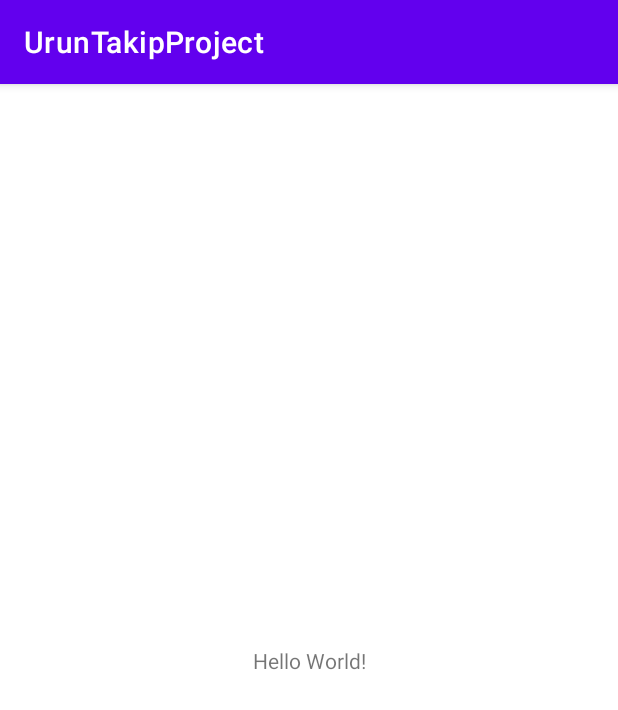
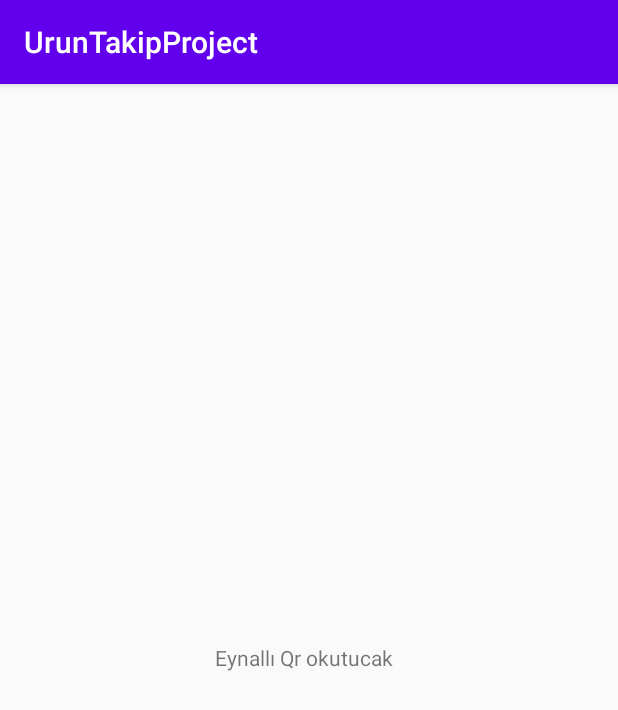
Before and after one commit to eminsahin21/UrunTakipProject, an Android app: the screen it shows after launch (MainActivity), on a phone screen of 412 x 824 dp. Shown: the top 710 px of the screen. Run offline under Robolectric (Android 15) with nearby library versions, the phone set to English and light mode, and no system bars.

Commit message:
No action bar and apply the dsk verison of 34

```diff
--- a/app/build.gradle
+++ b/app/build.gradle
@@ -4,7 +4,7 @@ plugins {
 }
 
 android {
-    compileSdk 33
+    compileSdk 34
 
     defaultConfig {
         applicationId "com.example.uruntakipproject"
--- a/app/src/main/res/layout/activity_main.xml
+++ b/app/src/main/res/layout/activity_main.xml
@@ -7,9 +7,9 @@
     tools:context=".MainActivity">
 
     <TextView
-        android:layout_width="wrap_content"
-        android:layout_height="wrap_content"
-        android:text="Hello World!"
+        android:layout_width="126dp"
+        android:layout_height="23dp"
+        android:text="Eynallı Qr okutucak"
         app:layout_constraintBottom_toBottomOf="parent"
         app:layout_constraintEnd_toEndOf="parent"
         app:layout_constraintStart_toStartOf="parent"
--- a/app/src/main/res/values-night/themes.xml
+++ b/app/src/main/res/values-night/themes.xml
@@ -1,6 +1,6 @@
 <resources xmlns:tools="http://schemas.android.com/tools">
     <!-- Base application theme. -->
-    <style name="Theme.UrunTakipProject" parent="Theme.MaterialComponents.DayNight.DarkActionBar">
+    <style name="Theme.UrunTakipProject" parent="Theme.AppCompat.DayNight.DarkActionBar">
         <!-- Primary brand color. -->
         <item name="colorPrimary">@color/purple_200</item>
         <item name="colorPrimaryVariant">@color/purple_700</item>
--- a/app/src/main/res/values/themes.xml
+++ b/app/src/main/res/values/themes.xml
@@ -1,6 +1,6 @@
 <resources xmlns:tools="http://schemas.android.com/tools">
     <!-- Base application theme. -->
-    <style name="Theme.UrunTakipProject" parent="Theme.MaterialComponents.DayNight.DarkActionBar">
+    <style name="Theme.UrunTakipProject" parent="Theme.AppCompat.DayNight.DarkActionBar">
         <!-- Primary brand color. -->
         <item name="colorPrimary">@color/purple_500</item>
         <item name="colorPrimaryVariant">@color/purple_700</item>
```
